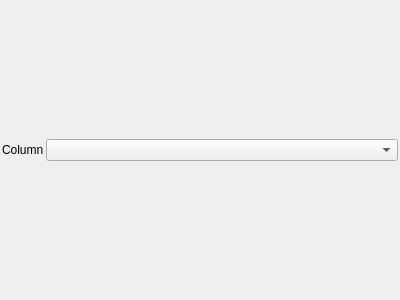
Above: src/GroupPlotUI.ui from przemek83/qwtble before the change. Below: the same form after it.
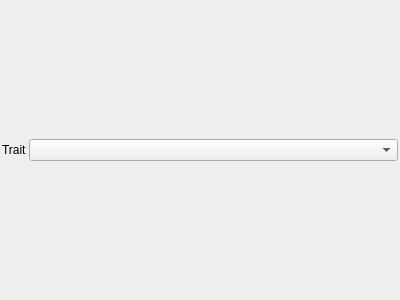
That is the form after the change.

```diff
--- a/src/GroupPlotUI.ui
+++ b/src/GroupPlotUI.ui
@@ -46,7 +46,7 @@
         </sizepolicy>
        </property>
        <property name="text">
-        <string>Column</string>
+        <string>Trait</string>
        </property>
       </widget>
      </item>
```
